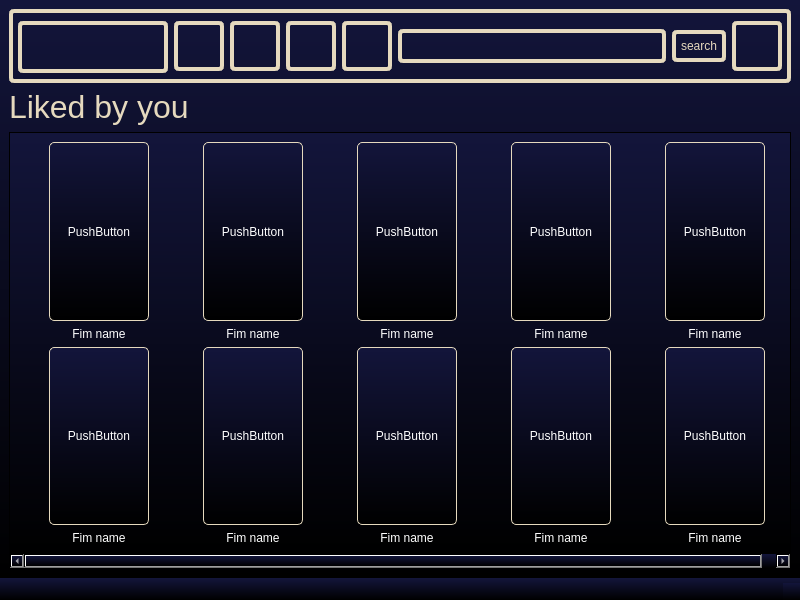
The window that src/qt/likedfilms.ui (Dushnilas/recsys_project) describes before a commit, drawn with Qt 5.
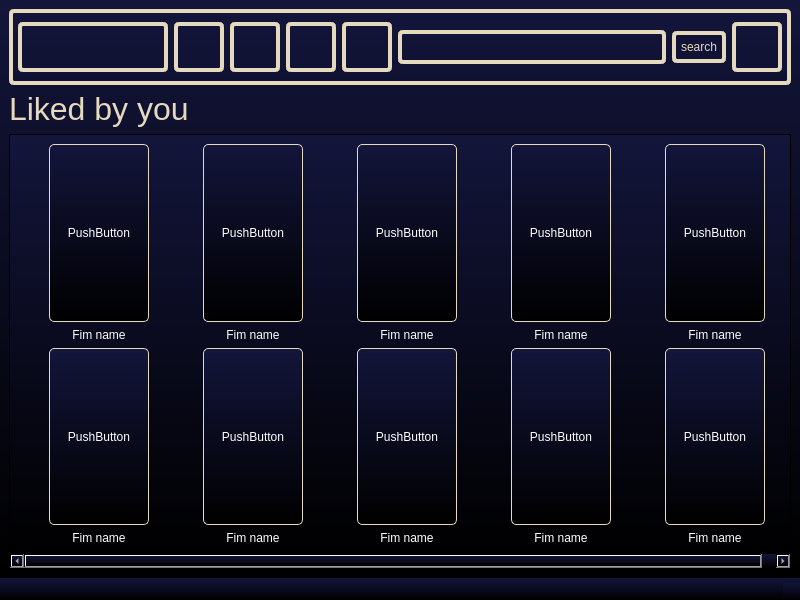
The same window after the commit. Icons and pictures are not drawn.

Diff of the .ui file:
```diff
--- a/src/qt/likedfilms.ui
+++ b/src/qt/likedfilms.ui
@@ -26,19 +26,19 @@
         <property name="sizePolicy">
          <sizepolicy hsizetype="Preferred" vsizetype="Fixed">
           <horstretch>0</horstretch>
-          <verstretch>74</verstretch>
+          <verstretch>76</verstretch>
          </sizepolicy>
         </property>
         <property name="minimumSize">
          <size>
           <width>0</width>
-          <height>74</height>
+          <height>76</height>
          </size>
         </property>
         <property name="maximumSize">
          <size>
           <width>16777215</width>
-          <height>74</height>
+          <height>76</height>
          </size>
         </property>
         <property name="layoutDirection">
@@ -56,13 +56,13 @@
            <property name="sizePolicy">
             <sizepolicy hsizetype="Preferred" vsizetype="Fixed">
              <horstretch>0</horstretch>
-             <verstretch>0</verstretch>
+             <verstretch>50</verstretch>
             </sizepolicy>
            </property>
            <property name="minimumSize">
             <size>
              <width>150</width>
-             <height>52</height>
+             <height>50</height>
             </size>
            </property>
            <property name="maximumSize">
```
Left out of the diff: 2 changed lines with no effect on the pictures.
